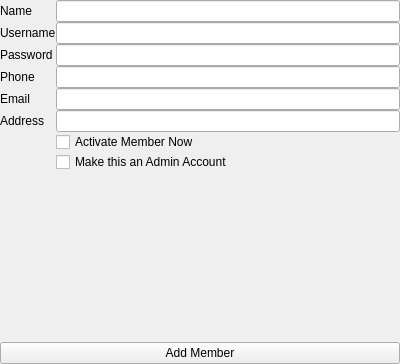
Qt form addMemberView.ui (Mr-Beastman/CS106_A2) before a commit.
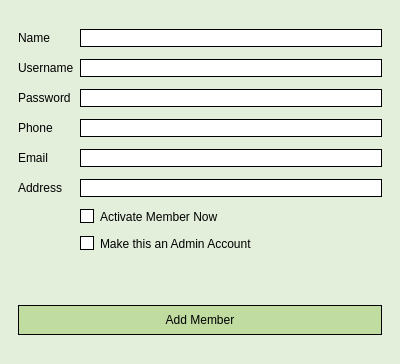
The same form after that commit.

```diff
--- a/addMemberView.ui
+++ b/addMemberView.ui
@@ -13,6 +13,9 @@
   <property name="windowTitle">
    <string>Form</string>
   </property>
+  <property name="styleSheet">
+   <string notr="true">background-color: rgb(227, 238, 219);</string>
+  </property>
   <layout class="QVBoxLayout" name="verticalLayout_2">
    <property name="leftMargin">
     <number>0</number>
@@ -27,19 +30,56 @@
     <number>0</number>
    </property>
    <item>
-    <layout class="QVBoxLayout" name="viewBackground" stretch="2">
+    <layout class="QVBoxLayout" name="viewBackground" stretch="0">
      <property name="spacing">
       <number>0</number>
      </property>
+     <property name="leftMargin">
+      <number>9</number>
+     </property>
+     <property name="topMargin">
+      <number>9</number>
+     </property>
+     <property name="rightMargin">
+      <number>9</number>
+     </property>
+     <property name="bottomMargin">
+      <number>9</number>
+     </property>
      <item>
+      <widget class="QWidget" name="layout" native="true">
+       <property name="sizePolicy">
+        <sizepolicy hsizetype="MinimumExpanding" vsizetype="MinimumExpanding">
+         <horstretch>0</horstretch>
+         <verstretch>0</verstretch>
+        </sizepolicy>
+       </property>
       <layout class="QVBoxLayout" name="memberInfoLayout" stretch="1,0,0">
        <item>
         <layout class="QGridLayout" name="inputsLayout">
+          <property name="verticalSpacing">
+           <number>12</number>
+          </property>
          <item row="2" column="1">
-          <widget class="QLineEdit" name="passwordLineEdit"/>
+           <widget class="QLineEdit" name="passwordLineEdit">
+            <property name="styleSheet">
+             <string notr="true">#passwordLineEdit{
+    border: 1px solid;
+	color: rgb(0, 0, 0);
+	background-color: rgb(255, 255, 255);
+	
+}</string>
+            </property>
+           </widget>
          </item>
          <item row="4" column="0">
           <widget class="QLabel" name="emailLabel">
+            <property name="styleSheet">
+             <string notr="true">#emailLabel{
+	color: rgb(0, 0, 0);
+	font: 700 9pt &quot;Segoe UI&quot;;
+}</string>
+            </property>
            <property name="text">
             <string>Email</string>
            </property>
@@ -47,6 +87,12 @@
          </item>
          <item row="2" column="0">
           <widget class="QLabel" name="passwordLabel">
+            <property name="styleSheet">
+             <string notr="true">#passwordLabel{
+	color: rgb(0, 0, 0);
+	font: 700 9pt &quot;Segoe UI&quot;;
+}</string>
+            </property>
            <property name="text">
             <string>Password</string>
            </property>
@@ -54,56 +100,147 @@
          </item>
          <item row="7" column="1">
           <widget class="QCheckBox" name="adminCheckBox">
+            <property name="styleSheet">
+             <string notr="true">#adminCheckBox{
+	font: 700 9pt &quot;Segoe UI&quot;;
+	color: rgb(0, 0, 0);
+	
+}
+#adminCheckBox::indicator{
+	background-color: rgb(255, 255, 255);
+	border: 1px solid;
+}</string>
+            </property>
            <property name="text">
             <string>Make this an Admin Account</string>
            </property>
           </widget>
          </item>
          <item row="4" column="1">
-          <widget class="QLineEdit" name="emailLineEdit"/>
+           <widget class="QLineEdit" name="emailLineEdit">
+            <property name="styleSheet">
+             <string notr="true">#emailLineEdit{
+    border: 1px solid;
+	color: rgb(0, 0, 0);
+	background-color: rgb(255, 255, 255);
+	
+}</string>
+            </property>
+           </widget>
          </item>
          <item row="0" column="0">
           <widget class="QLabel" name="nameLabel">
+            <property name="styleSheet">
+             <string notr="true">#nameLabel{
+	color: rgb(0, 0, 0);
+	font: 700 9pt &quot;Segoe UI&quot;;
+}</string>
+            </property>
            <property name="text">
             <string>Name</string>
            </property>
           </widget>
          </item>
          <item row="0" column="1">
-          <widget class="QLineEdit" name="nameLineEdit"/>
+           <widget class="QLineEdit" name="nameLineEdit">
+            <property name="styleSheet">
+             <string notr="true">#nameLineEdit{
+    border: 1px solid;
+	color: rgb(0, 0, 0);
+	background-color: rgb(255, 255, 255);
+	
+}</string>
+            </property>
+           </widget>
          </item>
          <item row="5" column="0">
           <widget class="QLabel" name="addressLabel">
+            <property name="styleSheet">
+             <string notr="true">#addressLabel{
+	color: rgb(0, 0, 0);
+	font: 700 9pt &quot;Segoe UI&quot;;
+}</string>
+            </property>
            <property name="text">
             <string>Address</string>
            </property>
           </widget>
          </item>
          <item row="3" column="1">
-          <widget class="QLineEdit" name="phoneLineEdit"/>
+           <widget class="QLineEdit" name="phoneLineEdit">
+            <property name="styleSheet">
+             <string notr="true">#phoneLineEdit{
+    border: 1px solid;
+	color: rgb(0, 0, 0);
+	background-color: rgb(255, 255, 255);
+	
+}</string>
+            </property>
+           </widget>
          </item>
          <item row="1" column="0">
           <widget class="QLabel" name="usernameLabel">
+            <property name="styleSheet">
+             <string notr="true">#usernameLabel{
+	color: rgb(0, 0, 0);
+	font: 700 9pt &quot;Segoe UI&quot;;
+}</string>
+            </property>
            <property name="text">
             <string>Username</string>
            </property>
           </widget>
          </item>
          <item row="1" column="1">
-          <widget class="QLineEdit" name="usernameLineEdit"/>
+           <widget class="QLineEdit" name="usernameLineEdit">
+            <property name="styleSheet">
+             <string notr="true">#usernameLineEdit{
+    border: 1px solid;
+	color: rgb(0, 0, 0);
+	background-color: rgb(255, 255, 255);
+	
+}</string>
+            </property>
+           </widget>
          </item>
          <item row="3" column="0">
           <widget class="QLabel" name="phoneLabel">
+            <property name="styleSheet">
+             <string notr="true">#phoneLabel{
+	color: rgb(0, 0, 0);
+	font: 700 9pt &quot;Segoe UI&quot;;
+}</string>
+            </property>
            <property name="text">
             <string>Phone</string>
            </property>
           </widget>
          </item>
          <item row="5" column="1">
-          <widget class="QLineEdit" name="addressLineEdit"/>
+           <widget class="QLineEdit" name="addressLineEdit">
+            <property name="styleSheet">
+             <string notr="true">#addressLineEdit{
+    border: 1px solid;
+	color: rgb(0, 0, 0);
+	background-color: rgb(255, 255, 255);
+	
+}</string>
+            </property>
+           </widget>
          </item>
          <item row="6" column="1">
           <widget class="QCheckBox" name="activeCheckBox">
+            <property name="styleSheet">
+             <string notr="true">#activeCheckBox{
+	font: 700 9pt &quot;Segoe UI&quot;;
+	color: rgb(0, 0, 0);
+	
+}
+#activeCheckBox::indicator{
+	background-color: rgb(255, 255, 255);
+	border: 1px solid;
+}</string>
+            </property>
            <property name="text">
             <string>Activate Member Now</string>
            </property>
@@ -113,6 +250,12 @@
        </item>
        <item>
         <widget class="QLabel" name="errorOutputLabel">
+          <property name="maximumSize">
+           <size>
+            <width>16777215</width>
+            <height>20</height>
+           </size>
+          </property>
          <property name="text">
           <string/>
          </property>
@@ -125,6 +268,20 @@
         <layout class="QHBoxLayout" name="buttonLayout">
          <item>
           <widget class="QPushButton" name="saveButton">
+            <property name="minimumSize">
+             <size>
+              <width>0</width>
+              <height>30</height>
+             </size>
+            </property>
+            <property name="styleSheet">
+             <string notr="true">#saveButton{
+	color: rgb(0, 0, 0);
+	font: 700 9pt &quot;Segoe UI&quot;;
+	border: 1px solid;
+	background-color: rgb(192, 220, 161);
+}</string>
+            </property>
            <property name="text">
             <string>Add Member</string>
            </property>
@@ -133,6 +290,7 @@
         </layout>
        </item>
       </layout>
+      </widget>
      </item>
     </layout>
    </item>
```
Lines whose indentation alone changed are shown as unchanged.
